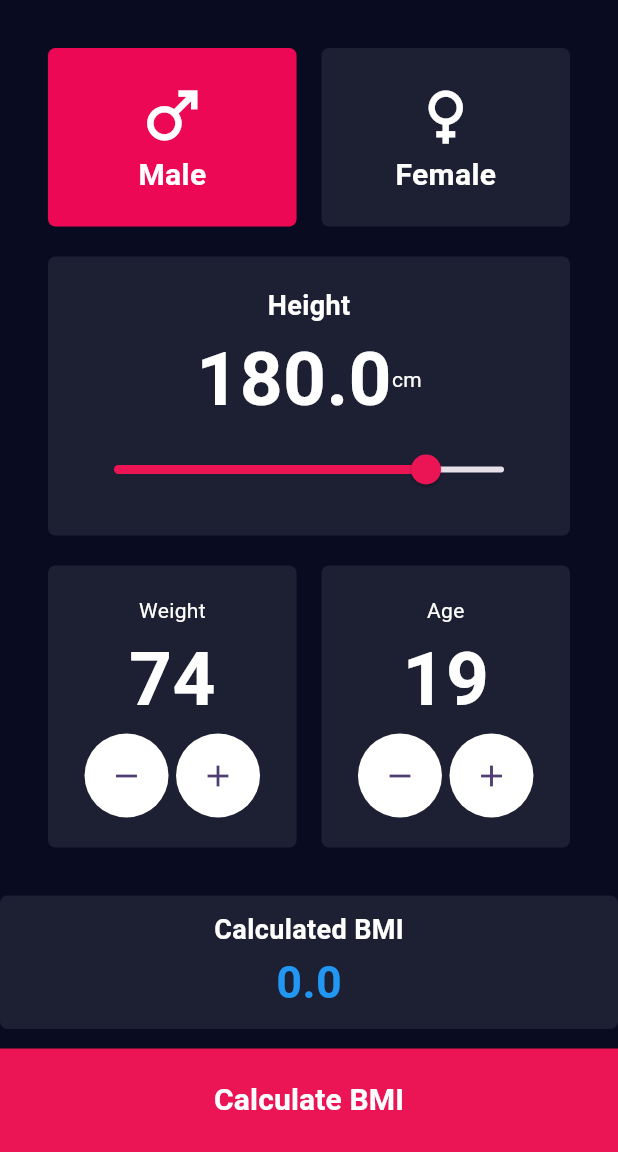
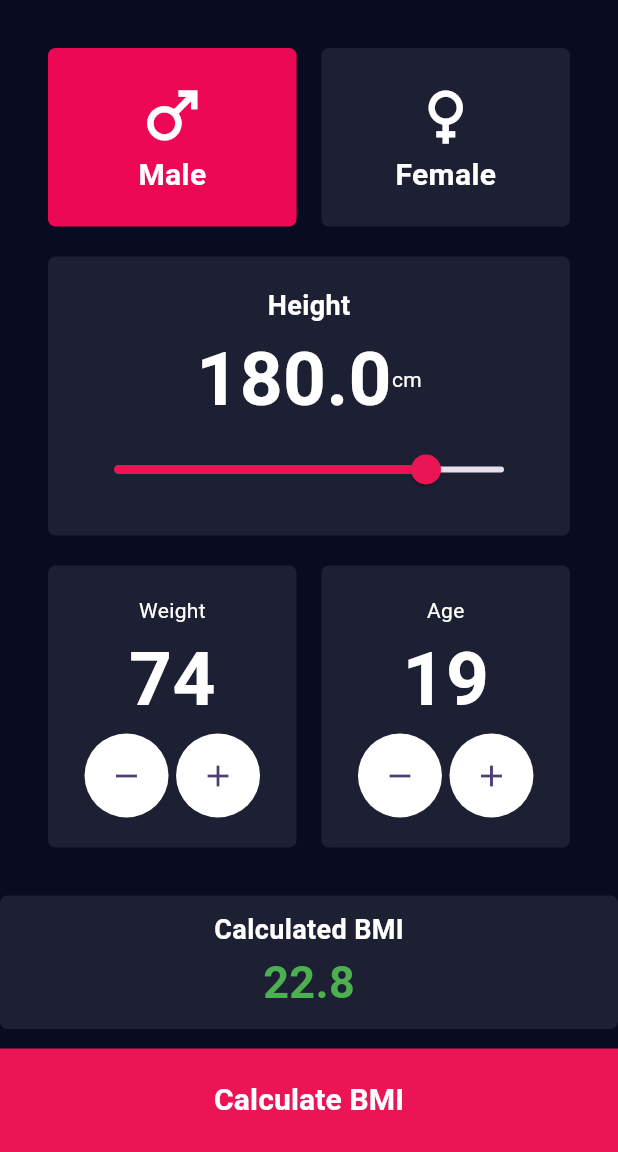
Before and after one commit to gihanbandaraa/bmi_calculator, a Flutter app: the screen it shows after launch, after a tap on "Male", on a phone screen of 412 x 824 dp, the part 84-1236 px from its top. Run offline on Flutter 3.47's test engine with Material 3 defaults, Android fonts, the phone set to English and light mode, and no system bars.

Commit message:
refactoring the UI

```diff
--- a/lib/bmi_calculator.dart
+++ b/lib/bmi_calculator.dart
@@ -1,6 +1,8 @@
 import 'package:demo_app/constants.dart';
 import 'package:flutter/material.dart';
 import 'package:flutter/widgets.dart';
+
+import 'gender_tile_widget.dart';
 
 class BmiCalculatorPage extends StatefulWidget {
   const BmiCalculatorPage({super.key});
@@ -65,57 +67,39 @@ class _BmiCalculatorPageState extends State<BmiCalculatorPage> {
                     children: [
                       Expanded(
                         flex: 10,
-                        child: GestureDetector(
-                          onTap: () => setState(() {
+                        child: GenderTileWidget(
+                          isMale: isMale,
+                          text: "Male",
+                          icon: Icons.male,
+                          onTap: () {
                             isMale = true;
-                          }),
-                          child: Container(
-                            padding: EdgeInsets.all(20),
-                            decoration: isMale
-                                ? kSelectedTileBorderDecoration
-                                : kTileBorderDecoration,
-                            child: const Column(children: [
-                              Icon(
-                                Icons.male,
-                                size: 50,
-                                color: kActiveTextColor,
-                              ),
-                              Text("Male",
-                                  style: TextStyle(
-                                    fontSize: 20,
-                                    fontWeight: FontWeight.bold,
-                                    color: kActiveTextColor,
-                                  )),
-                            ]),
-                          ),
+                            var bmiValue = calculateBMI(
+                              weight,
+                              height,
+                            );
+                            setState(() {
+                              bmi = bmiValue;
+                            });
+                          },
                         ),
                       ),
                       Spacer(),
                       Expanded(
                         flex: 10,
-                        child: GestureDetector(
-                          onTap: () => setState(() {
+                        child: GenderTileWidget(
+                          isMale: !isMale,
+                          icon: Icons.female,
+                          text: "Female",
+                          onTap: () {
                             isMale = false;
-                          }),
-                          child: Container(
-                            padding: EdgeInsets.all(20),
-                            decoration: !isMale
-                                ? kSelectedTileBorderDecoration
-                                : kTileBorderDecoration,
-                            child: const Column(children: [
-                              Icon(
-                                Icons.female,
-                                size: 50,
-                                color: kActiveTextColor,
-                              ),
-                              Text("Female",
-                                  style: TextStyle(
-                                    fontSize: 20,
-                                    fontWeight: FontWeight.bold,
-                                    color: kActiveTextColor,
-                                  )),
-                            ]),
-                          ),
+                            var bmiValue = calculateBMI(
+                              weight,
+                              height,
+                            );
+                            setState(() {
+                              bmi = bmiValue;
+                            });
+                          },
                         ),
                       ),
                     ],
--- /dev/null
+++ b/lib/gender_tile_widget.dart
@@ -0,0 +1,42 @@
+import 'package:flutter/material.dart';
+import 'constants.dart';
+
+class GenderTileWidget extends StatelessWidget {
+  final bool isMale;
+  final Function onTap;
+  final String text;
+  final IconData icon;
+
+  const GenderTileWidget({
+    super.key,
+    required this.onTap,
+    required this.isMale,
+    required this.text,
+    required this.icon,
+  });
+
+  @override
+  Widget build(BuildContext context) {
+    return GestureDetector(
+      onTap: () => onTap(),
+      child: Container(
+        padding: const EdgeInsets.all(20),
+        decoration:
+            isMale ? kSelectedTileBorderDecoration : kTileBorderDecoration,
+        child: Column(children: [
+          Icon(
+            icon,
+            size: 50,
+            color: kActiveTextColor,
+          ),
+          Text(text,
+              style: const TextStyle(
+                fontSize: 20,
+                fontWeight: FontWeight.bold,
+                color: kActiveTextColor,
+              )),
+        ]),
+      ),
+    );
+  }
+}
```
